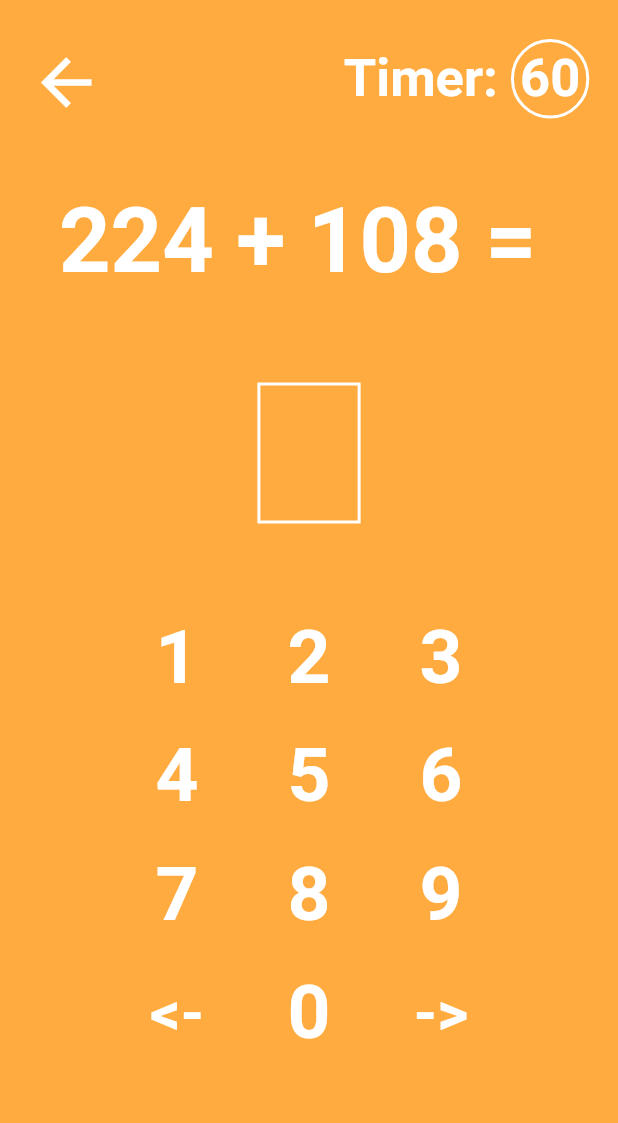
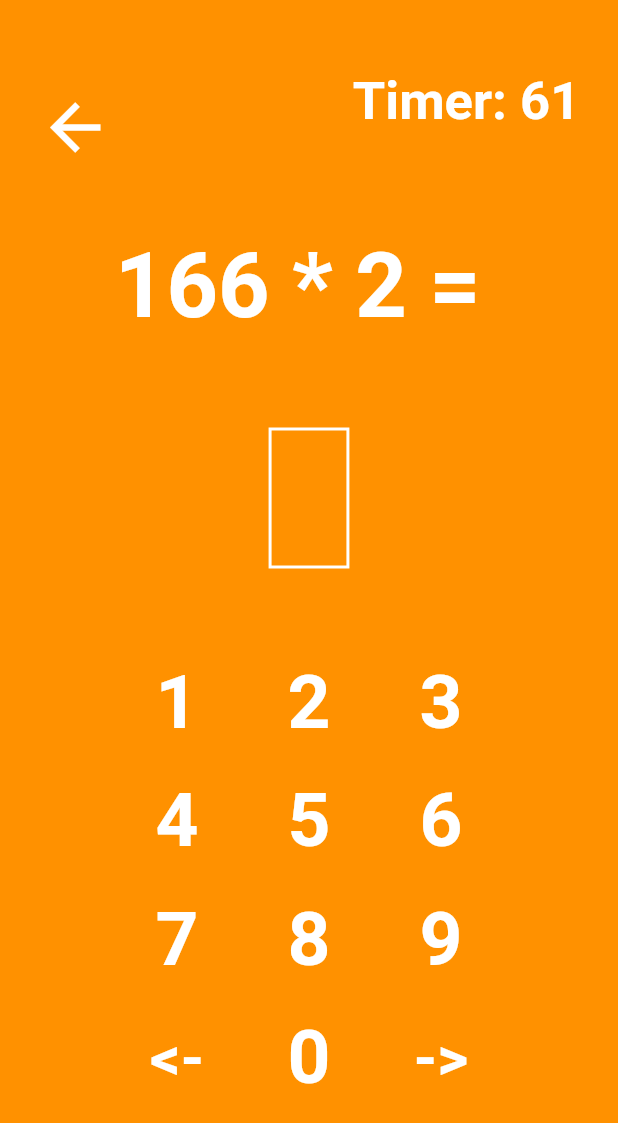
Before and after one commit to kadey001/quickmath, a Flutter app: the PlayPage screen opened directly, on a phone screen of 412 x 824 dp. Shown: the top 1123 px of the screen. Run offline on Flutter 3.47's test engine with Material 2 defaults, Android fonts, the phone set to English and light mode, and no system bars.

Commit message:
Added division and timer

```diff
--- /dev/null
+++ b/lib/UI/countdown.dart
@@ -0,0 +1,14 @@
+import 'package:flutter/material.dart';
+
+class Countdown extends AnimatedWidget {
+  Countdown({Key key, this.animation }) : super(key: key, listenable: animation);
+  final Animation<int> animation;
+
+  @override
+  build(BuildContext context) {
+    return new Text(
+      animation.value.toString(),
+      style: new TextStyle(fontSize: 35.0, color: Colors.white, fontWeight: FontWeight.bold)
+    );
+  }
+}
--- a/lib/main.dart
+++ b/lib/main.dart
@@ -1,9 +1,13 @@
 import 'package:flutter/material.dart';
+import 'package:flutter/services.dart';
 import './pages/home_page.dart';
 
 void main() {
+  SystemChrome.setPreferredOrientations([DeviceOrientation.portraitUp])
+    .then((_) {
   runApp(new MaterialApp(
     debugShowCheckedModeBanner: false,
     home: new HomePage()
   ));
+  });
 }
--- /dev/null
+++ b/lib/pages/gamemode_page.dart
@@ -0,0 +1 @@
+/* TODO: Add selection for various game modes */
--- a/lib/pages/play_page.dart
+++ b/lib/pages/play_page.dart
@@ -1,22 +1,22 @@
 import 'package:flutter/material.dart';
 
 import 'home_page.dart';
+
+import '../UI/countdown.dart';
 
 import '../utils/random_colors.dart';
 import '../utils/button.dart';
 import '../utils/eq_generator.dart';
 
-//List<int> inputNum = [];
-
 class PlayPage extends StatefulWidget {
-
-
   @override
   State createState() => new PlayPageState();
 }
 
-class PlayPageState extends State<PlayPage> {
-  int gameTimer = 60; //Default timer 60 seconds
+class PlayPageState extends State<PlayPage> with TickerProviderStateMixin {
+  AnimationController _controller;
+
+  static const int gameTimerStart = 61; //Default timer 60 seconds
   List equation = generateEq();
   List<int> inputNum = [];
   bool nextQuestion;
@@ -24,20 +24,29 @@ class PlayPageState extends State<PlayPage> {
 
   void initState() {
     super.initState();
+    _controller = new AnimationController(
+      vsync: this,
+      duration: new Duration(seconds: gameTimerStart)
+    );
+    //_controller.forward();
     currentColor = randomColorGen();
     previousColor = currentColor;
     nextQuestion = false;
-    print("currentColor changed and nextQuestion set to false");
   }
 
   void numberInput(int x) {
     if(x == 10) {
+      if(inputNum.isEmpty){
+        return;
+      }
       //Clear Numbers from answer box or remove last????
-      inputNum.removeLast();
-      print(inputNum);
-      this.setState(() {
-        nextQuestion = false;
-      });
+      else{
+        inputNum.removeLast();
+        print(inputNum);
+        this.setState(() {
+          nextQuestion = false;
+        });
+      }
     }
     else if(inputNum.length >= 3) {
       return;
@@ -77,15 +86,17 @@ class PlayPageState extends State<PlayPage> {
         number = number + x;
         return number;
     }
+    return 0;
   }
 
   String problemType(int type) {
     switch (type) {
       case 0: return " * ";
-      case 1: return " + ";
+      case 1: return " / ";
       case 2: return " + ";
       case 3: return " - ";
     }
+    return "ERROR";
   }
 
   void handleAnswer(int userAnswer, int answer) {
@@ -93,7 +104,6 @@ class PlayPageState extends State<PlayPage> {
     equation.clear();
     equation = generateEq();
     inputNum.clear();
-    //nextQuestion = true;
     this.setState(() {
       nextQuestion = true;
       currentColor = randomColorGenCheck(previousColor);
@@ -113,7 +123,7 @@ class PlayPageState extends State<PlayPage> {
               children: <Widget>[
                 new IconButton(
                   alignment: Alignment.centerLeft,
-                  padding: new EdgeInsets.fromLTRB(0.0, 30.0, 160.0, 25.0),
+                  padding: new EdgeInsets.fromLTRB(0.0, 60.0, 160.0, 25.0),
                   icon: new Icon(Icons.arrow_back),
                   color: Colors.white,
                   iconSize: 50.0,
@@ -122,23 +132,30 @@ class PlayPageState extends State<PlayPage> {
                     Navigator.of(context).pushAndRemoveUntil(new MaterialPageRoute(builder: (BuildContext context) => new HomePage()), (Route route) => route == null);
                   }
                 ),
+                //Countdown Timer
                 new Text("Timer: ",
                   style: new TextStyle(
                     color: Colors.white, fontSize: 35.0, fontWeight: FontWeight.bold,
                   ),
                 ),
                 new Container(
-                  padding: EdgeInsets.all(4.0),
-                  decoration: BoxDecoration(
-                    border: new Border.all(color: Colors.white, width: 2.0),
-                    borderRadius: BorderRadius.circular(80.0)
+                  child: new Countdown(
+                    animation: new StepTween(
+                      begin: gameTimerStart,
+                      end: 0,
+                    ).animate(_controller),
                   ),
-                  alignment: Alignment.topRight,
-                  child: new Text(gameTimer.toString(),
-                    style: new TextStyle(
-                      color: Colors.white, fontSize: 35.0, fontWeight: FontWeight.bold,
-                    ),
-                  ),
+                  // padding: EdgeInsets.all(4.0),
+                  // decoration: BoxDecoration(
+                  //   border: new Border.all(color: Colors.white, width: 2.0),
+                  //   borderRadius: BorderRadius.circular(80.0)
+                  // ),
+                  // alignment: Alignment.topRight,
+                  // child: new Text(gameTimerStart.toString(),
+                  //   style: new TextStyle(
+                  //     color: Colors.white, fontSize: 35.0, fontWeight: FontWeight.bold,
+                  //   ),
+                  // ),
                 ),
               ],
             )
@@ -177,7 +194,7 @@ class PlayPageState extends State<PlayPage> {
                     child: new Padding(
                       padding: new EdgeInsets.symmetric(vertical: 10.0, horizontal: 10.0),
                       child: new Center(
-                        child: new Text(inputNum.isEmpty ? "   " : listToInt(inputNum).toString(), style: new TextStyle(color: Colors.white, fontSize: 60.0, fontWeight: FontWeight.bold),)
+                        child: new Text(inputNum.isEmpty ? "  " : listToInt(inputNum).toString(), style: new TextStyle(color: Colors.white, fontSize: 60.0, fontWeight: FontWeight.bold),)
                       )
                     ),
                   ),
@@ -273,4 +290,9 @@ class PlayPageState extends State<PlayPage> {
       ),
     );
   }
+  @override
+    void dispose() {
+      _controller.dispose();
+      super.dispose();
+    }
 }
--- a/lib/utils/eq_generator.dart
+++ b/lib/utils/eq_generator.dart
@@ -12,63 +12,54 @@ List generateEq() {
   const int _zMin = 1;
   const int _zMax = 400;
 
-  double returnValue;
   int _x = 0;
   double _y = 0.0;
   int _z = _zMin + (Random().nextInt(_zMax - _zMin));
 
-  double mult(_z, bool firstRun) {
+  void mult(bool firstRun) {
 
     if(firstRun == true){
       _xMax = _z;
       _x = _xMin + (Random().nextInt(_xMax - _xMin));
     }
     if(_z.toDouble() % _x.toDouble() == 0) {
-      returnValue = (_z.toDouble() / _x.toDouble());
-      //return returnValue;
+      _y = (_z.toDouble() / _x.toDouble());
     }
     else {
       --_x;
       firstRun = false;
-      mult(_z, firstRun);
+      mult(firstRun);
     }
-    return returnValue;
   }
 
-  void div(int _z) {
-    //TODO
+  void div() {
+    int z = 1 + Random().nextInt(21);
+    _z = z;
+    _y = 2 + Random().nextInt(11).toDouble();
+    _x = _z * _y.toInt();
   }
 
-  void add(int _z) {
+  void add() {
     _xMax = _z;
     _x = _xMin + (Random().nextInt(_xMax - _xMin));
     _y = (_z.toDouble() - _x.toDouble());
   }
 
-  double sub(int _z) {
+  void sub() {
     _xMin = _z;
     _xMax = 800;
-    _x = _xMin + (Random(1).nextInt(_xMax - _xMin));
-    return (_x.toDouble() - _z.toDouble());
+    _x = _xMin + (Random().nextInt(_xMax - _xMin));
+    _y = (_x.toDouble() - _z.toDouble());
   }
 
-  int eqType = Random().nextInt(3);
+  int eqType = Random().nextInt(4);
   bool firstRun = true;
 
-  if(eqType == 0) {
-    _y = mult(_z, firstRun);
-  }
-  if(eqType == 1) {
-    add(_z);
-  }
-  if(eqType == 2) {
-    add(_z);
-  }
-  if(eqType == 3) {
-    _y = sub(_z);
-  }
+  eqType == 0 ? mult(firstRun) : eqType == 1 ? div(): eqType == 2 ? add(): sub();
 
   List<int> _equation = [_x, eqType, _y.toInt(), _z];
 
+  print(_equation);
+
   return _equation;
 }
```
Also changed, not shown: lib/utils/random_colors.dart (+4 -3 lines), 1 other file.
